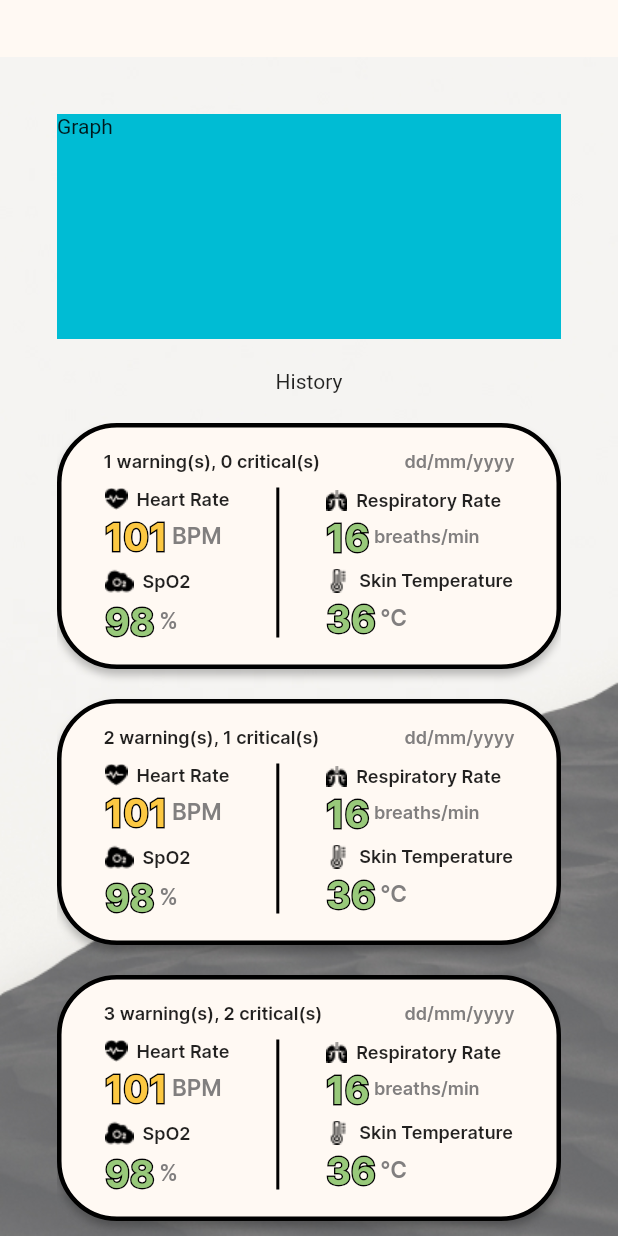
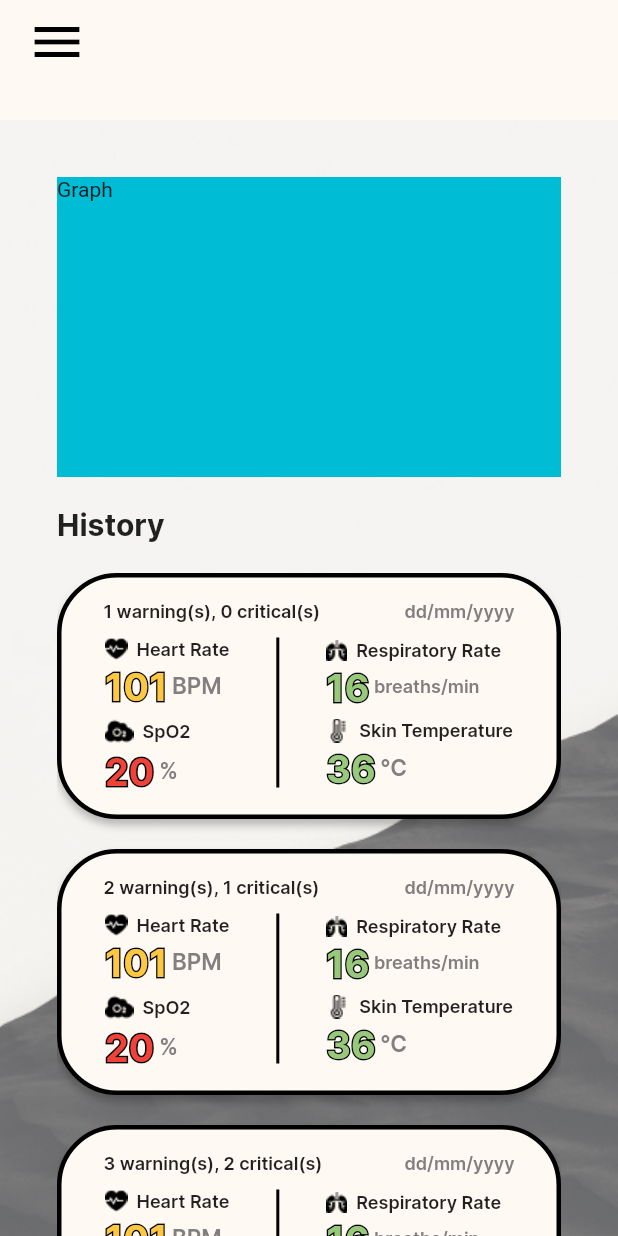
Before and after one commit to hungryshibaInu/vitalsense, a Flutter app: the screen it shows after launch, on a phone screen of 412 x 824 dp. Run offline on Flutter 3.47's test engine with Material 2 defaults, Android fonts, the phone set to English and light mode, and no system bars; our stand-ins replace cloud_firestore, firebase_auth, firebase_core, firebase_database, flutter_svg, fluttertoast and 1 more; accounts and stored records are empty.

Commit message:
addAppBar(static)

```diff
--- a/vitalsenseapp/lib/pages/history.dart
+++ b/vitalsenseapp/lib/pages/history.dart
@@ -12,8 +12,74 @@ class _HistoryPage extends State<HistoryPage> {
   @override
   Widget build(BuildContext context) {
     return Scaffold(
+      extendBodyBehindAppBar: true,
+      appBar: AppBar(
+        // title: Text('text'),
+        elevation: 0,
+        foregroundColor: Colors.black,
+        // backgroundColor: Colors.transparent,
+        leading: Builder(builder: (BuildContext context) {
+          return Padding(
+            padding: const EdgeInsets.only(left: 10),
+            child: IconButton(
+              icon: const Icon(
+                Icons.menu,
+                size: 40,
+              ),
+              onPressed: () => Scaffold.of(context).openDrawer(),
+              tooltip: MaterialLocalizations.of(context).openAppDrawerTooltip,
+            ),
+          );
+        }),
+      ),
+      drawer: Drawer(
+        width: 200,
+        child: Padding(
+          padding: const EdgeInsets.only(top: 20, left: 10),
+          child: ListView(
+            physics: const NeverScrollableScrollPhysics(),
+            children: const [
+              ListTile(
+                leading: Icon(
+                  Icons.home,
+                  color: Colors.amber,
+                ),
+                title: Text(
+                  'Home',
+                  style: TextStyle(
+                      fontFamily: 'Inter', fontWeight: FontWeight.bold),
+                ),
+              ),
+              ListTile(
+                leading: Icon(
+                  Icons.history,
+                  color: Colors.amber,
+                ),
+                title: Text(
+                  'History',
+                  style: TextStyle(
+                      fontFamily: 'Inter', fontWeight: FontWeight.bold),
+                ),
+              )
+            ],
+          ),
+        ),
+        // child: ListView(
+        //   children: [
+        //     DrawerHeader(
+        //         child: Container(
+        //       color: Colors.black,
+        //       alignment: Alignment.center,
+        //       child: Text(
+        //         'aifaf',
+        //         style: TextStyle(color: Colors.white),
+        //       ),
+        //     ))
+        //   ],
+        // ),
+      ),
       body: Container(
-        margin: const EdgeInsets.only(top: 38),
+        margin: const EdgeInsets.only(top: 80),
         height: double.infinity,
         width: double.infinity,
         decoration: const BoxDecoration(
@@ -27,14 +93,21 @@ class _HistoryPage extends State<HistoryPage> {
             crossAxisAlignment: CrossAxisAlignment.center,
             children: [
               Container(
-                height: 150,
+                height: 200,
                 width: double.infinity,
                 color: Colors.cyan,
                 child: const Text('Graph'),
               ),
               Container(
-                margin: EdgeInsets.all(20),
-                child: Text('History'),
+                margin: EdgeInsets.only(top: 20, bottom: 20),
+                alignment: Alignment.centerLeft,
+                child: const Text(
+                  'History',
+                  style: TextStyle(
+                      fontFamily: 'Inter',
+                      fontSize: 20,
+                      fontWeight: FontWeight.bold),
+                ),
               ),
               // Container(
               //   // margin: EdgeInsets.only(top: 20),
@@ -44,16 +117,20 @@ class _HistoryPage extends State<HistoryPage> {
               //   ),
               // )
               SizedBox(
-                  height: 547,
+                  height: 445,
                   child: ListView.builder(
                     itemBuilder: ((context, index) => HistoryCard(
                           warncount: '${index + 1}',
                           critcount: '$index',
                           hrvalue: '101',
-                            spo2value: '98',
+                          spo2value: '20',
                           rrvalue: '16',
                           skintempvalue: '36',
-                          )))),
+                        )),
+                    scrollDirection: Axis.vertical,
+                    padding: const EdgeInsets.only(bottom: 20),
+                    // addAutomaticKeepAlives: true,
+                  )),
             ],
           ),
         ),
--- a/vitalsenseapp/lib/pages/home.dart
+++ b/vitalsenseapp/lib/pages/home.dart
@@ -140,12 +140,12 @@ class _HomePageState extends State<HomePage> {
           )
         ],
       ),
-      drawer: Drawer(
-        child: ListView(
-          padding: EdgeInsets.zero,
-          children: [DrawerHeader(child: Text("data"))],
-        ),
-      ),
+      // drawer: Drawer(
+      //   child: ListView(
+      //     padding: EdgeInsets.zero,
+      //     children: [DrawerHeader(child: Text("data"))],
+      //   ),
+      // ),
     );
   }
 }
--- a/vitalsenseapp/pubspec.yaml
+++ b/vitalsenseapp/pubspec.yaml
@@ -43,6 +43,7 @@ dependencies:
   fluttertoast: ^8.1.2
   cloud_firestore: ^4.3.1
   firebase_database: ^10.0.9
+  flutter_slider_drawer: ^2.1.3
 
 dev_dependencies:
   flutter_test:
```
Also changed, not shown: vitalsenseapp/lib/main.dart (+3 -4 lines), vitalsenseapp/pubspec.lock, 2 other files. Lines whose indentation alone changed are shown as unchanged.
